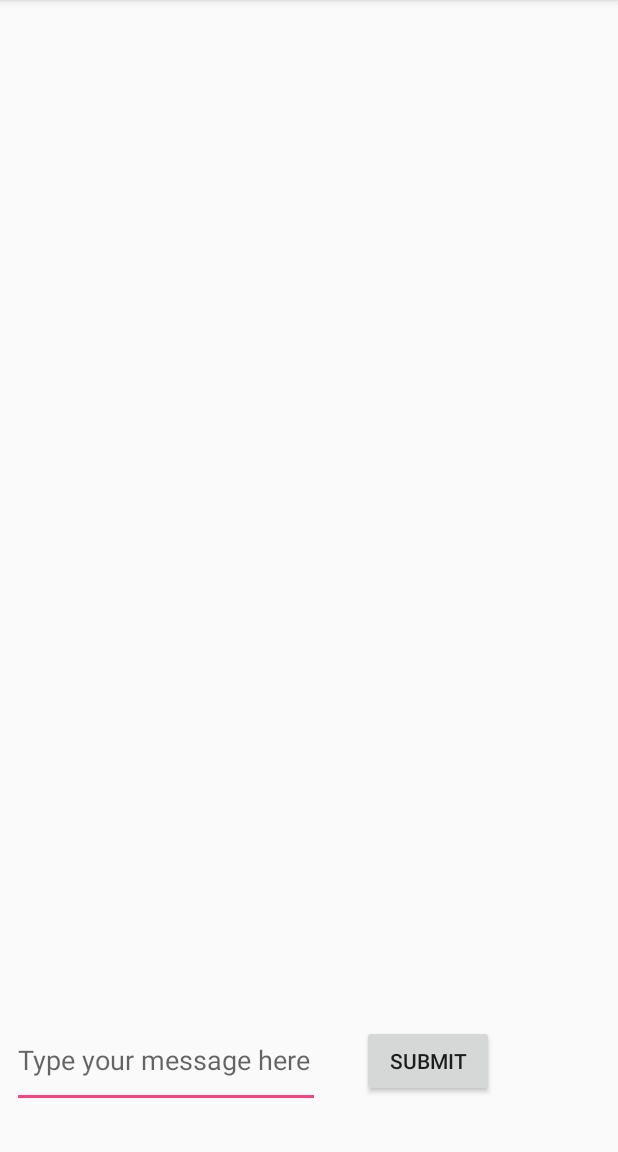
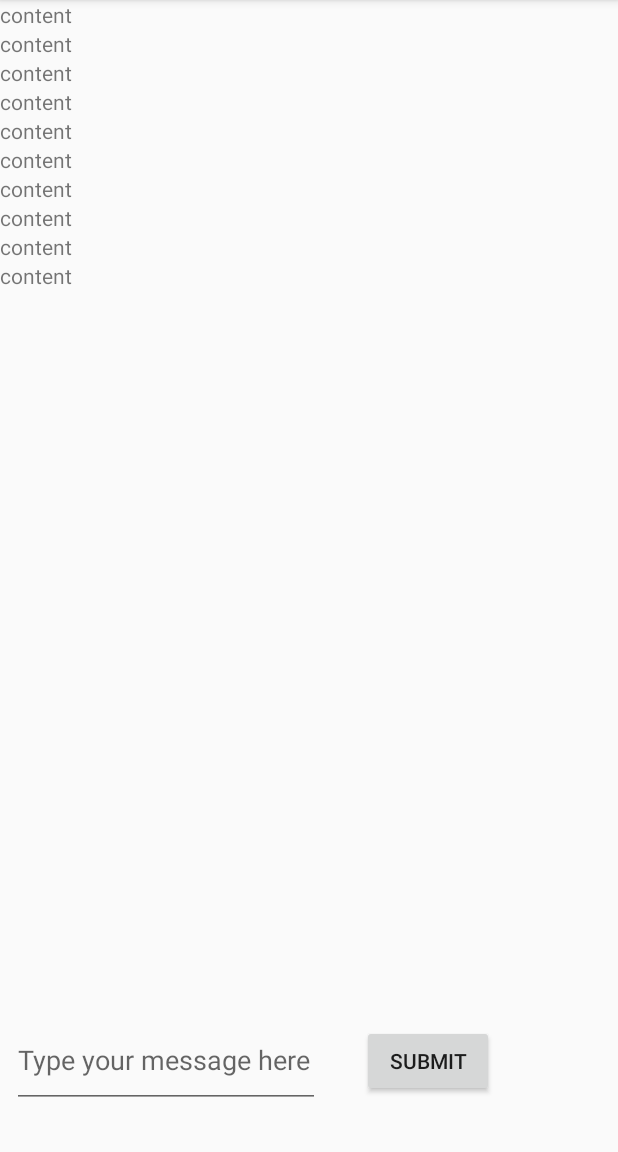
Before and after one commit to annatimofeyeva/ChatApplication, an Android app: the screen it shows after launch (MainActivity), on a phone screen of 412 x 824 dp, the part 84-1236 px from its top. Run offline under Robolectric (Android 15) with nearby library versions, the phone set to English and light mode, and no system bars; our stand-ins replace ButterKnife, Firebase (no records; nobody signed in at launch, a user with empty details on screens opened directly).

Commit message:
add Recycler View, RecyclerViewHolder

```diff
--- a/app/build.gradle
+++ b/app/build.gradle
@@ -41,8 +41,9 @@ dependencies {
     compile 'com.android.support:appcompat-v7:26.+'
     compile 'com.jakewharton:butterknife:7.0.1'
     compile 'com.google.firebase:firebase-database:9.2.1'
+    //compile 'com.android.support:design:26.1.0';
     //compile 'com.android.support:cardview-v7:21.0.+'
-    //compile 'com.android.support:recyclerview-v7:21.0.+'
+    compile 'com.android.support:recyclerview-v7:26.0.+'
     compile 'com.android.support.constraint:constraint-layout:1.0.2'
     testCompile 'junit:junit:4.12'
 }
--- a/app/src/main/java/com/epicodus/chatapplication/MainActivity.java
+++ b/app/src/main/java/com/epicodus/chatapplication/MainActivity.java
@@ -3,6 +3,8 @@ package com.epicodus.chatapplication;
 import android.content.Intent;
 import android.support.v7.app.AppCompatActivity;
 import android.os.Bundle;
+import android.support.v7.widget.LinearLayoutManager;
+import android.support.v7.widget.RecyclerView;
 import android.util.Log;
 import android.view.View;
 import android.widget.Button;
@@ -13,6 +15,7 @@ import com.google.firebase.database.DatabaseReference;
 import com.google.firebase.database.FirebaseDatabase;
 
 import java.util.ArrayList;
+import java.util.List;
 
 import butterknife.Bind;
 import butterknife.ButterKnife;
@@ -20,12 +23,20 @@ import butterknife.ButterKnife;
 import static java.security.AccessController.getContext;
 
 public class MainActivity extends AppCompatActivity {
+
+    private RecyclerView recyclerView;
+    private List<Message> result;
+    private MessageAdapter adapter;
+
+
     public static final String TAG = MainActivity.class.getSimpleName();
     public static final String FIREBASE_CHILD_MESSAGE_CONTENT = "messageContent";
     private DatabaseReference mMessageContentReference;
 
-    @Bind(R.id.chatEditText) TextView mChatEditText;
-    @Bind(R.id.submitButton) Button mSubmitButton;
+    @Bind(R.id.chatEditText)
+    TextView mChatEditText;
+    @Bind(R.id.submitButton)
+    Button mSubmitButton;
     //@Bind(R.id.recyclerView) RecyclerView mRecyclerView;
 
     //private MessageListAdapter mAdapter;
@@ -33,15 +44,29 @@ public class MainActivity extends AppCompatActivity {
 
     @Override
     protected void onCreate(Bundle savedInstanceState) {
+        super.onCreate(savedInstanceState);
+        setContentView(R.layout.activity_main);
+        ButterKnife.bind(this);
+
+        result = new ArrayList<>();
+
+        recyclerView = (RecyclerView) findViewById(R.id.message_list);
+        recyclerView.setHasFixedSize(true);
+        LinearLayoutManager lim = new LinearLayoutManager(this);
+        lim.setOrientation(LinearLayoutManager.VERTICAL);
+        recyclerView.setLayoutManager(lim);
+
+        createResult();
+
+        adapter = new MessageAdapter(result);
+        recyclerView.setAdapter(adapter);
+
 
         mMessageContentReference = FirebaseDatabase
                 .getInstance()
                 .getReference()
                 .child(FIREBASE_CHILD_MESSAGE_CONTENT);
 
-        super.onCreate(savedInstanceState);
-        setContentView(R.layout.activity_main);
-        ButterKnife.bind(this);
 
         mSubmitButton.setOnClickListener(new View.OnClickListener() {
 
@@ -66,5 +91,13 @@ public class MainActivity extends AppCompatActivity {
             }
         });
 
-}
-}
+    }
+    private void createResult() {
+
+       for (int i = 0; i < 10; i++) {
+            result.add(new Message("content", ""));
+
+         }
+    }
+
+} // end of class
--- a/app/src/main/java/com/epicodus/chatapplication/Message.java
+++ b/app/src/main/java/com/epicodus/chatapplication/Message.java
@@ -4,14 +4,20 @@ package com.epicodus.chatapplication;
 //@Parcel
 public class Message {
     String content;
+    String key;
+
+
 
     public Message() {}
 
-    public Message(String content) {
+    public Message(String content, String key) {
+
         this.content = content;
+        this.key = key;
     }
 
     public String getContent() {
+
         return content;
     }
 }
--- /dev/null
+++ b/app/src/main/java/com/epicodus/chatapplication/MessageAdapter.java
@@ -0,0 +1,54 @@
+package com.epicodus.chatapplication;
+
+import android.support.v4.widget.TextViewCompat;
+import android.support.v7.widget.RecyclerView;
+import android.view.LayoutInflater;
+import android.view.View;
+import android.view.ViewGroup;
+import android.widget.TextView;
+
+import java.util.List;
+
+/**
+ * Created by Guest on 9/21/17.
+ */
+
+public class MessageAdapter extends RecyclerView.Adapter<MessageAdapter.MessageViewHolder>{
+
+    private List<Message> list;
+
+    public MessageAdapter(List<Message> list) {
+        this.list = list;
+    }
+
+    @Override
+    public MessageViewHolder onCreateViewHolder(ViewGroup parent, int viewType) {
+        return new MessageViewHolder(LayoutInflater.from(parent.getContext()).inflate(R.layout.view_item, parent, false));
+    }
+
+    @Override
+    public void onBindViewHolder(MessageViewHolder holder, int position) {
+
+        Message message = list.get(position);
+        holder.textMessage.setText(message.content);
+    }
+
+    @Override
+    public int getItemCount() {
+        return list.size();
+    }
+
+    class MessageViewHolder extends RecyclerView.ViewHolder{
+
+        TextView textMessage;
+
+        public MessageViewHolder(View itemView){
+            super(itemView);
+
+            textMessage = itemView.findViewById(R.id.textMessage);
+
+
+        }
+    }
+
+}
--- a/app/src/main/res/layout/activity_main.xml
+++ b/app/src/main/res/layout/activity_main.xml
@@ -5,6 +5,13 @@
     android:layout_width="match_parent"
     android:layout_height="match_parent"
     tools:context="com.epicodus.chatapplication.MainActivity">
+
+    <android.support.v7.widget.RecyclerView
+        android:id="@+id/message_list"
+        android:layout_width="match_parent"
+        android:layout_height="match_parent">
+
+    </android.support.v7.widget.RecyclerView>
 
     <EditText
         android:id="@+id/chatEditText"
--- /dev/null
+++ b/app/src/main/res/layout/view_item.xml
@@ -0,0 +1,14 @@
+<?xml version="1.0" encoding="utf-8"?>
+<RelativeLayout xmlns:android="http://schemas.android.com/apk/res/android"
+    android:orientation="vertical"
+    android:layout_width="match_parent"
+    android:layout_height="wrap_content"
+    android:clickable="true"
+    android:background="?attr/selectableItemBackground">
+
+    <TextView
+        android:id="@+id/textMessage"
+        android:layout_width="wrap_content"
+        android:layout_height="wrap_content"
+        android:text="Message" />
+</RelativeLayout>
```
